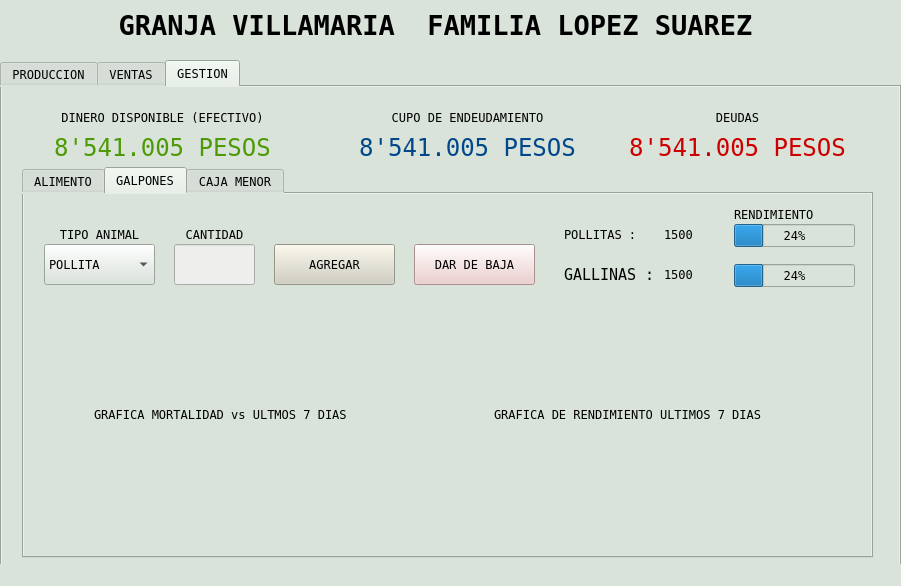
The window that interfaz grafica/GUI.ui (joaramirezra/Huevos-familia-lopez) describes before a commit, drawn with Qt 5.
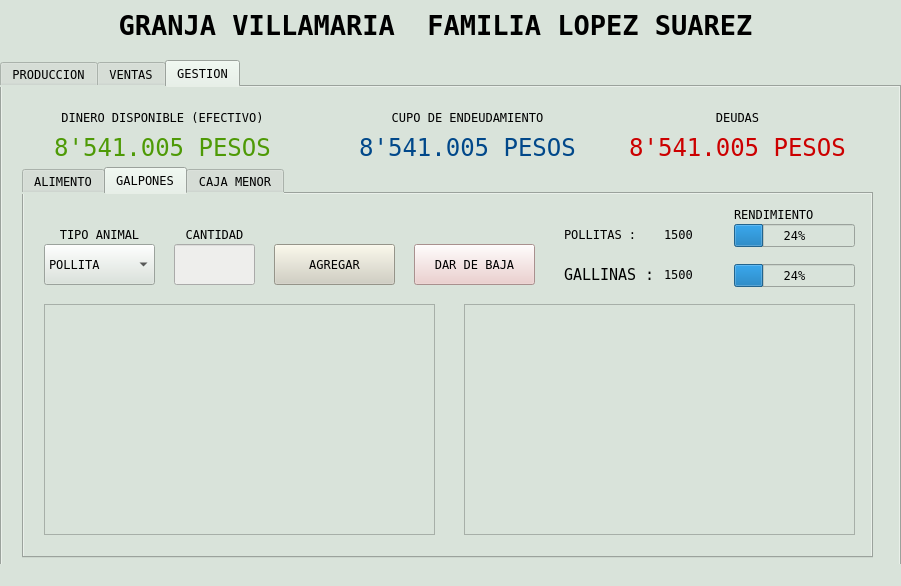
The same window after the commit. The open tabs and pages were chosen to show the change. Custom widgets are drawn as their Qt base class.

Diff of the .ui file:
```diff
--- a/interfaz grafica/GUI.ui
+++ b/interfaz grafica/GUI.ui
@@ -1824,39 +1824,6 @@
          <string>DAR DE BAJA</string>
         </property>
        </widget>
-       <widget class="QWidget" name="widget" native="true">
-        <property name="geometry">
-         <rect>
-          <x>20</x>
-          <y>110</y>
-          <width>391</width>
-          <height>241</height>
-         </rect>
-        </property>
-        <property name="font">
-         <font>
-          <family>Andale Mono</family>
-         </font>
-        </property>
-        <widget class="QLabel" name="label_21">
-         <property name="geometry">
-          <rect>
-           <x>50</x>
-           <y>100</y>
-           <width>291</width>
-           <height>20</height>
-          </rect>
-         </property>
-         <property name="font">
-          <font>
-           <family>Andale Mono</family>
-          </font>
-         </property>
-         <property name="text">
-          <string>GRAFICA MORTALIDAD vs ULTMOS 7 DIAS</string>
-         </property>
-        </widget>
-       </widget>
        <widget class="QLabel" name="label_46">
         <property name="geometry">
          <rect>
@@ -1990,39 +1957,6 @@
          <string>GALLINAS : </string>
         </property>
        </widget>
-       <widget class="QWidget" name="widget_7" native="true">
-        <property name="geometry">
-         <rect>
-          <x>440</x>
-          <y>110</y>
-          <width>391</width>
-          <height>241</height>
-         </rect>
-        </property>
-        <property name="font">
-         <font>
-          <family>Andale Mono</family>
-         </font>
-        </property>
-        <widget class="QLabel" name="label_48">
-         <property name="geometry">
-          <rect>
-           <x>30</x>
-           <y>100</y>
-           <width>341</width>
-           <height>20</height>
-          </rect>
-         </property>
-         <property name="font">
-          <font>
-           <family>Andale Mono</family>
-          </font>
-         </property>
-         <property name="text">
-          <string>GRAFICA DE RENDIMIENTO ULTIMOS 7 DIAS</string>
-         </property>
-        </widget>
-       </widget>
        <widget class="QLineEdit" name="lineEdit_15">
         <property name="geometry">
          <rect>
@@ -2041,6 +1975,26 @@
          <string notr="true">background-color: rgb(238, 238, 236);</string>
         </property>
        </widget>
+       <widget class="PlotWidget" name="graphicsView_2">
+        <property name="geometry">
+         <rect>
+          <x>20</x>
+          <y>110</y>
+          <width>391</width>
+          <height>231</height>
+         </rect>
+        </property>
+       </widget>
+       <widget class="PlotWidget" name="graphicsView_3">
+        <property name="geometry">
+         <rect>
+          <x>440</x>
+          <y>110</y>
+          <width>391</width>
+          <height>231</height>
+         </rect>
+        </property>
+       </widget>
        <zorder>pushButton_11</zorder>
        <zorder>label_44</zorder>
        <zorder>label_45</zorder>
@@ -2475,6 +2429,13 @@
   </widget>
   <widget class="QStatusBar" name="statusbar"/>
  </widget>
+ <customwidgets>
+  <customwidget>
+   <class>PlotWidget</class>
+   <extends>QGraphicsView</extends>
+   <header>pyqtgraph</header>
+  </customwidget>
+ </customwidgets>
  <resources/>
  <connections/>
 </ui>
```
Left out of the diff: 56 changed lines with no effect on the pictures.
